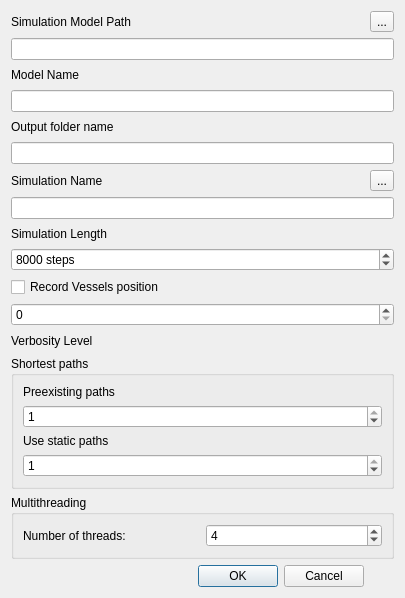
Above: scheduler/rundialog.ui from frabas/DISPLACE_GUI before the change. Below: the same form after it.
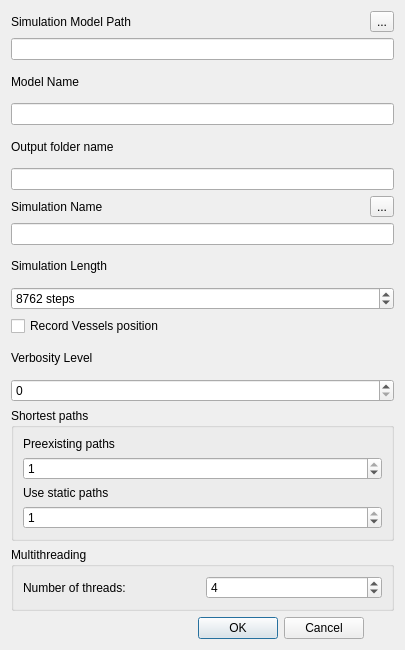
That is the form after the change.

Commit message: RunDialog on scheduler default steps value changed

Patch:
```diff
--- a/scheduler/rundialog.ui
+++ b/scheduler/rundialog.ui
@@ -7,7 +7,7 @@
     <x>0</x>
     <y>0</y>
     <width>405</width>
-    <height>598</height>
+    <height>650</height>
    </rect>
   </property>
   <property name="windowTitle">
@@ -17,7 +17,7 @@
    <item row="5" column="0" colspan="2">
     <widget class="QLineEdit" name="outName"/>
    </item>
-   <item row="12" column="0" colspan="2">
+   <item row="13" column="0" colspan="2">
     <widget class="QSpinBox" name="verbosity"/>
    </item>
    <item row="8" column="0" colspan="2">
@@ -33,7 +33,7 @@
      </property>
     </widget>
    </item>
-   <item row="15" column="0" colspan="2">
+   <item row="16" column="0" colspan="2">
     <widget class="QGroupBox" name="groupBox">
      <property name="title">
       <string>Multithreading</string>
@@ -69,7 +69,7 @@
      </property>
     </widget>
    </item>
-   <item row="14" column="0" colspan="2">
+   <item row="15" column="0" colspan="2">
     <widget class="QGroupBox" name="groupBox_2">
      <property name="title">
       <string>Shortest paths</string>
@@ -131,12 +131,8 @@
      </property>
     </widget>
    </item>
-   <item row="13" column="0">
-    <widget class="QLabel" name="label_5">
-     <property name="text">
-      <string>Verbosity Level</string>
-     </property>
-    </widget>
+   <item row="3" column="0" colspan="2">
+    <widget class="QLineEdit" name="modName"/>
    </item>
    <item row="10" column="0" colspan="2">
     <widget class="QSpinBox" name="simSteps">
@@ -150,7 +146,7 @@
       <number>100000</number>
      </property>
      <property name="value">
-      <number>8000</number>
+      <number>8762</number>
      </property>
     </widget>
    </item>
@@ -161,9 +157,6 @@
      </property>
     </widget>
    </item>
-   <item row="3" column="0" colspan="2">
-    <widget class="QLineEdit" name="modName"/>
-   </item>
    <item row="0" column="1">
     <widget class="QToolButton" name="cmdBrowseModel">
      <property name="text">
@@ -171,7 +164,7 @@
      </property>
     </widget>
    </item>
-   <item row="16" column="0">
+   <item row="17" column="0">
     <widget class="QDialogButtonBox" name="buttonBox">
      <property name="orientation">
       <enum>Qt::Horizontal</enum>
@@ -202,6 +195,13 @@
      </property>
     </widget>
    </item>
+   <item row="12" column="0">
+    <widget class="QLabel" name="label_5">
+     <property name="text">
+      <string>Verbosity Level</string>
+     </property>
+    </widget>
+   </item>
   </layout>
  </widget>
  <tabstops>
```
